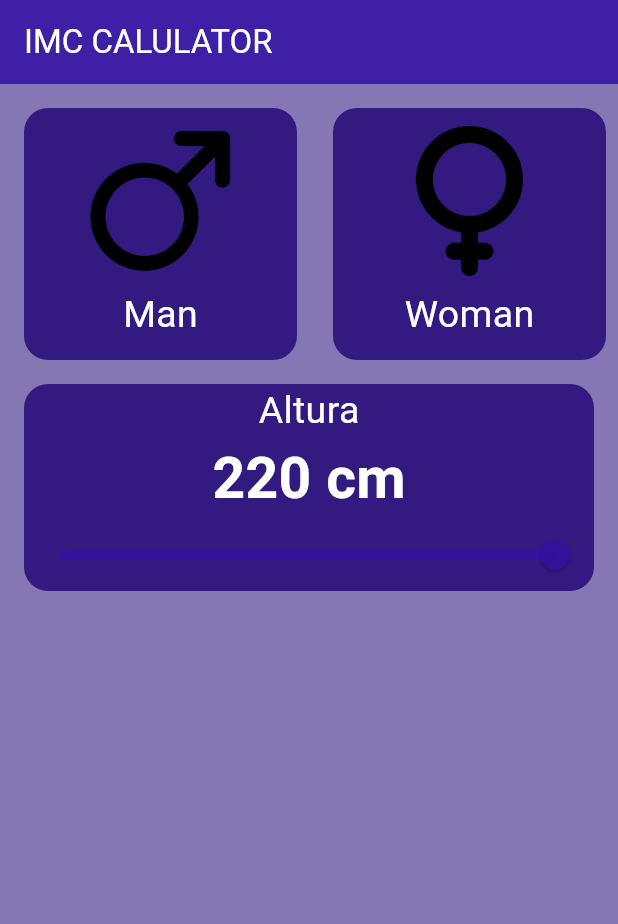
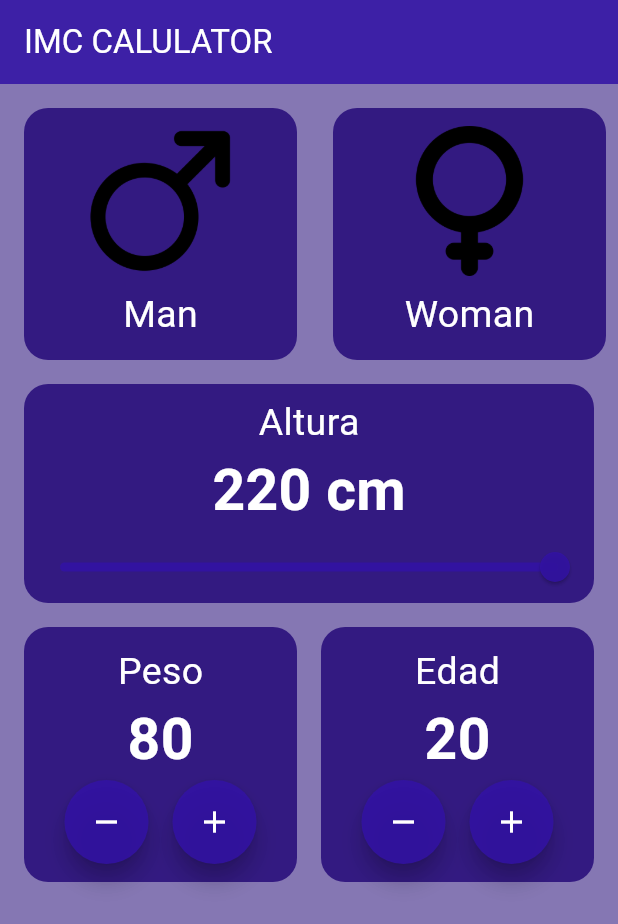
Before and after one commit to Miguel2961/flutter-and-dart, a Flutter app: the screen it shows after launch, on a phone screen of 412 x 824 dp. Shown: the top 924 px of the screen. Run offline on Flutter 3.47's test engine with Material 3 defaults, Android fonts, the light colour scheme and no system bars.

Commit message:
feat: add number_selector component

```diff
--- a/Flutter/Proyect_IMC/imc_calculate/lib/Componets/height_selector.dart
+++ b/Flutter/Proyect_IMC/imc_calculate/lib/Componets/height_selector.dart
@@ -22,7 +22,10 @@ class _HeightSelectorState extends State<HeightSelector> {
         ),
         child: Column(
           children: [
-            Text("Altura", style: TextStyles.bodyText),
+            Padding(
+              padding: const EdgeInsets.only(top: 8.0),
+              child: Text("Altura", style: TextStyles.bodyText),
+            ),
             Text(
               "${height.toStringAsFixed(0)} cm",
               style: TextStyle(
--- /dev/null
+++ b/Flutter/Proyect_IMC/imc_calculate/lib/Componets/number_selector.dart
@@ -0,0 +1,71 @@
+import 'package:flutter/material.dart';
+import 'package:imc_calculate/Core/app_colors.dart';
+import 'package:imc_calculate/Core/text_styles.dart';
+
+class NumberSelector extends StatefulWidget {
+  final String title;
+  final int value;
+  final Function() onIncrement;
+  final Function() onDecrement;
+
+  const NumberSelector({
+    super.key,
+    required this.title,
+    required this.value,
+    required this.onIncrement,
+    required this.onDecrement,
+  });
+
+  @override
+  State<NumberSelector> createState() => _NumberSelectorState();
+}
+
+class _NumberSelectorState extends State<NumberSelector> {
+  @override
+  Widget build(BuildContext context) {
+    return Container(
+      decoration: BoxDecoration(
+        color: AppColors.backgroundComponet,
+        borderRadius: BorderRadius.circular(16),
+      ),
+      child: Padding(
+        padding: const EdgeInsets.all(12),
+        child: Column(
+          children: [
+            Text(widget.title, style: TextStyles.bodyText),
+            Text(
+              widget.value.toString(),
+              style: TextStyle(
+                color: Colors.white,
+                fontSize: 38,
+                fontWeight: FontWeight.bold,
+              ),
+            ),
+            Row(
+              mainAxisAlignment: MainAxisAlignment.center,
+              children: [
+                FloatingActionButton(
+                  onPressed: () {
+                    widget.onDecrement();
+                  },
+                  shape: CircleBorder(),
+                  backgroundColor: AppColors.primary,
+                  child: Icon(Icons.remove, color: Colors.white),
+                ),
+                SizedBox(width: 16),
+                FloatingActionButton(
+                  onPressed: () {
+                    widget.onIncrement();
+                  },
+                  shape: CircleBorder(),
+                  backgroundColor: AppColors.primary,
+                  child: Icon(Icons.add, color: Colors.white),
+                ),
+              ],
+            ),
+          ],
+        ),
+      ),
+    );
+  }
+}
--- a/Flutter/Proyect_IMC/imc_calculate/lib/Screens/imc_home_sreen.dart
+++ b/Flutter/Proyect_IMC/imc_calculate/lib/Screens/imc_home_sreen.dart
@@ -1,6 +1,7 @@
 import 'package:flutter/material.dart';
 import 'package:imc_calculate/Componets/gender_selector.dart';
 import 'package:imc_calculate/Componets/height_selector.dart';
+import 'package:imc_calculate/Componets/number_selector.dart';
 
 class ImcHomeScreen extends StatefulWidget {
   const ImcHomeScreen({super.key});
@@ -8,14 +9,49 @@ class ImcHomeScreen extends StatefulWidget {
   @override
   State<ImcHomeScreen> createState() => _ImcHomeScreenState();
 }
+
 //La barra baja dice que es un fichero privado
 class _ImcHomeScreenState extends State<ImcHomeScreen> {
+  int selectedAge = 20;
+  int selectedWeight = 80;
   @override
   Widget build(BuildContext context) {
     return Column(
       children: [
         GenderSelector(),
-        HeightSelector()
+        HeightSelector(),
+        Padding(
+          padding: const EdgeInsets.all(16),
+          child: Row(
+            children: [
+              Expanded(
+                child: NumberSelector(
+                  title: "Peso",
+                  value: selectedWeight,
+                  onIncrement: () => setState(() {
+                    selectedWeight++;
+                  }),
+                  onDecrement: () => setState(() {
+                    selectedWeight--;
+                  }),
+                ),
+              ),
+              SizedBox(width: 16),
+              Expanded(
+                child: NumberSelector(
+                  title: "Edad",
+                  value: selectedAge,
+                  onIncrement: () => setState(() {
+                    selectedAge++;
+                  }),
+                  onDecrement: () => setState(() {
+                    selectedAge--;
+                  }),
+                ),
+              ),
+            ],
+          ),
+        ),
       ],
     );
   }
```
Also changed, not shown: Flutter/Proyect_IMC/imc_calculate/flutter_02.png (added), Flutter/Proyect_IMC/imc_calculate/flutter_03.png (added).
